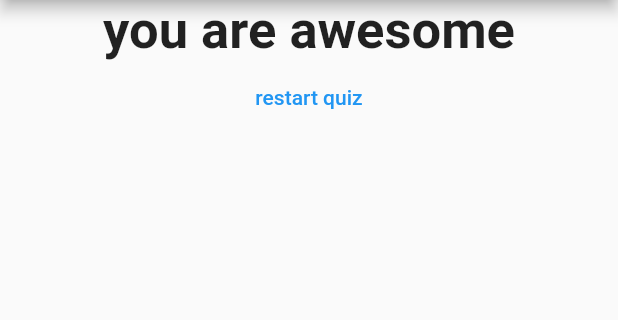
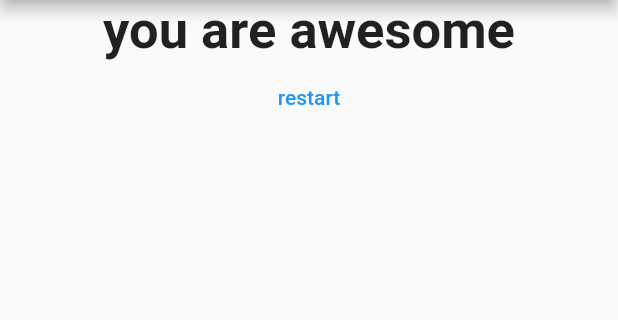
Before and after one commit to mitulgupta72/flutter-learning-, a Flutter app: the screen it shows after launch, after a tap on "virat", after a tap on "lion", after a tap on "red", on a phone screen of 412 x 824 dp, the part 84-404 px from its top. Run offline on Flutter 3.47's test engine with Material 2 defaults, Android fonts, the phone set to English and light mode, and no system bars.

Commit message:
trying_branch_creation_and_merging

```diff
--- a/an_app/lib/result.dart
+++ b/an_app/lib/result.dart
@@ -30,7 +30,7 @@ class Result extends StatelessWidget {
           FlatButton(
             textColor: Colors.blue,
             onPressed: resetHandler,
-            child: Text('restart quiz'),
+            child: Text('restart'),
           )
         ],
       ),
```
